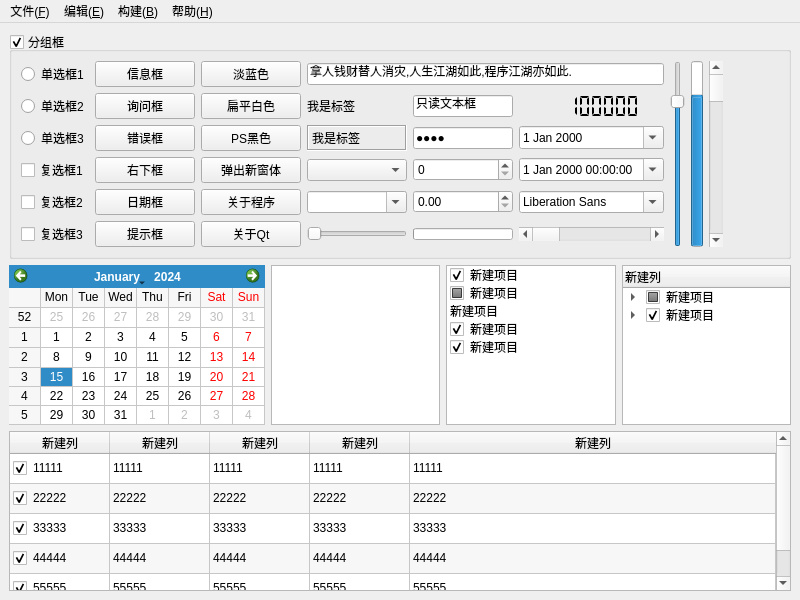
feiyangqingyun/QWidgetDemo, file ui/styledemo/frmmain.ui: the form before one commit.
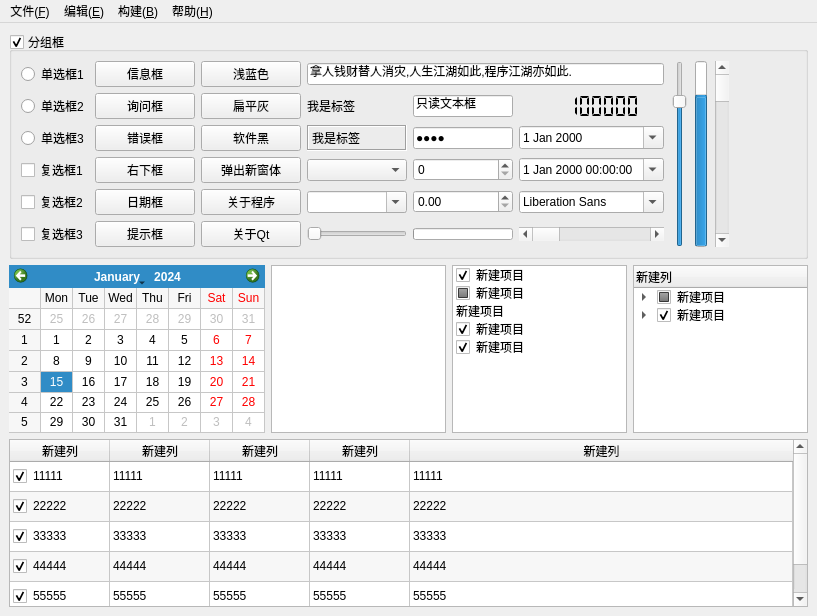
The form after the commit.

```diff
--- a/ui/styledemo/frmmain.ui
+++ b/ui/styledemo/frmmain.ui
@@ -6,8 +6,8 @@
    <rect>
     <x>0</x>
     <y>0</y>
-    <width>800</width>
-    <height>600</height>
+    <width>817</width>
+    <height>616</height>
    </rect>
   </property>
   <property name="windowTitle">
@@ -129,7 +129,7 @@
          <item row="2" column="2">
           <widget class="QPushButton" name="btnStyle3">
            <property name="text">
-            <string>PS黑色</string>
+            <string>软件黑</string>
            </property>
           </widget>
          </item>
@@ -254,7 +254,7 @@
             </size>
            </property>
            <property name="text">
-            <string>淡蓝色</string>
+            <string>浅蓝色</string>
            </property>
           </widget>
          </item>
@@ -324,7 +324,7 @@
          <item row="1" column="2">
           <widget class="QPushButton" name="btnStyle2">
            <property name="text">
-            <string>扁平白色</string>
+            <string>扁平灰</string>
            </property>
           </widget>
          </item>
@@ -765,7 +765,7 @@
     <rect>
      <x>0</x>
      <y>0</y>
-     <width>800</width>
+     <width>817</width>
      <height>26</height>
     </rect>
    </property>
```
